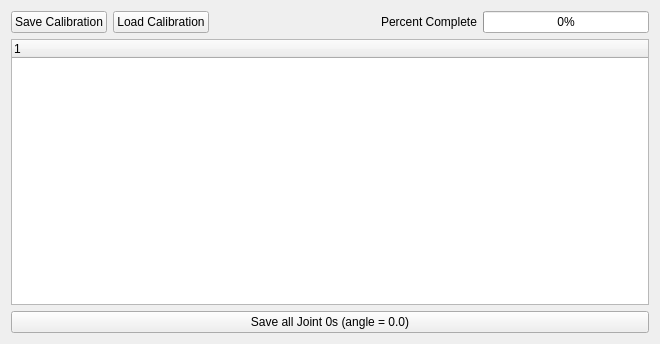
shadow-robot/sr-visualization, file basic/sr_gui_hand_calibration/uis/SrHandCalibration.ui: the form before one commit.
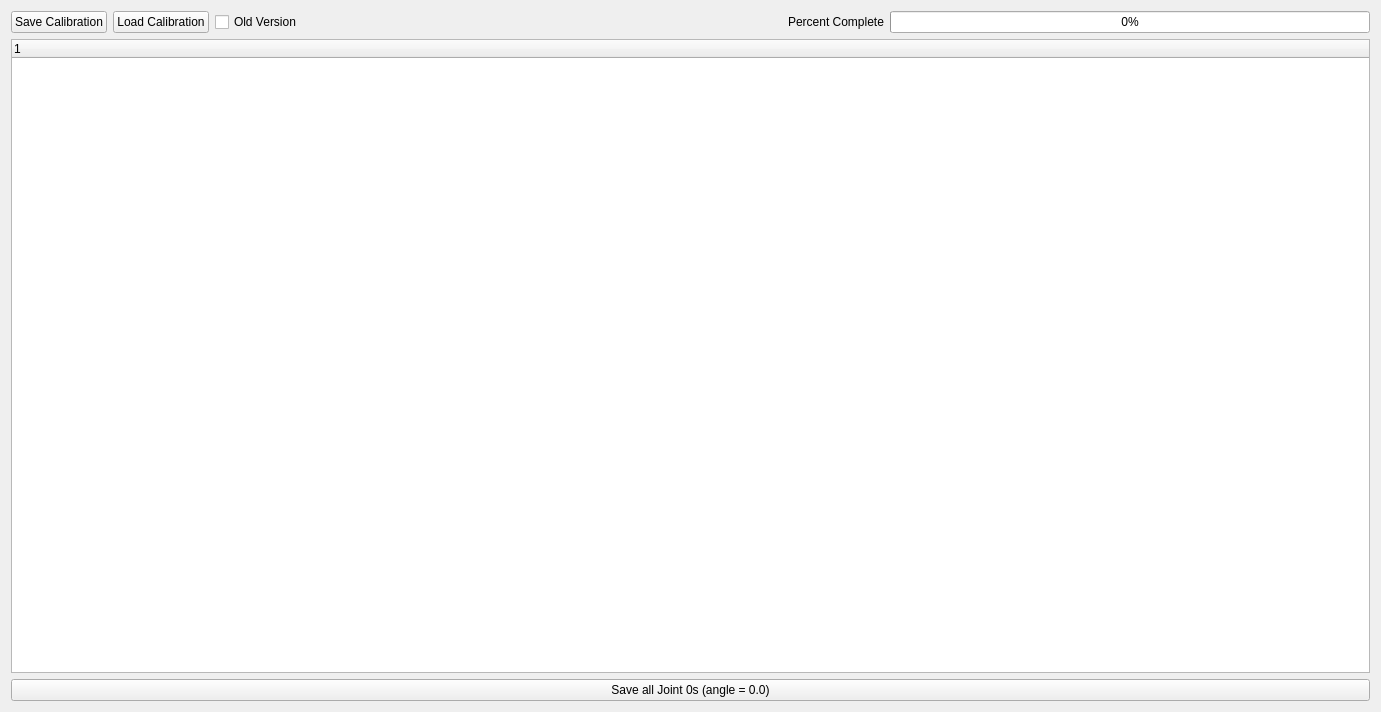
The form after the commit.

Commit message: adding backwards comp

What changed in the file:
```diff
--- a/basic/sr_gui_hand_calibration/uis/SrHandCalibration.ui
+++ b/basic/sr_gui_hand_calibration/uis/SrHandCalibration.ui
@@ -6,8 +6,8 @@
    <rect>
     <x>0</x>
     <y>0</y>
-    <width>660</width>
-    <height>344</height>
+    <width>1381</width>
+    <height>712</height>
    </rect>
   </property>
   <property name="windowTitle">
@@ -46,6 +46,13 @@
            </property>
           </widget>
          </item>
+         <item>
+          <widget class="QCheckBox" name="cb_old_version">
+           <property name="text">
+            <string>Old Version</string>
+           </property>
+          </widget>
+         </item>
          <item>
           <spacer name="horizontalSpacer">
            <property name="orientation">
```
The commit also changes 2 other files.
